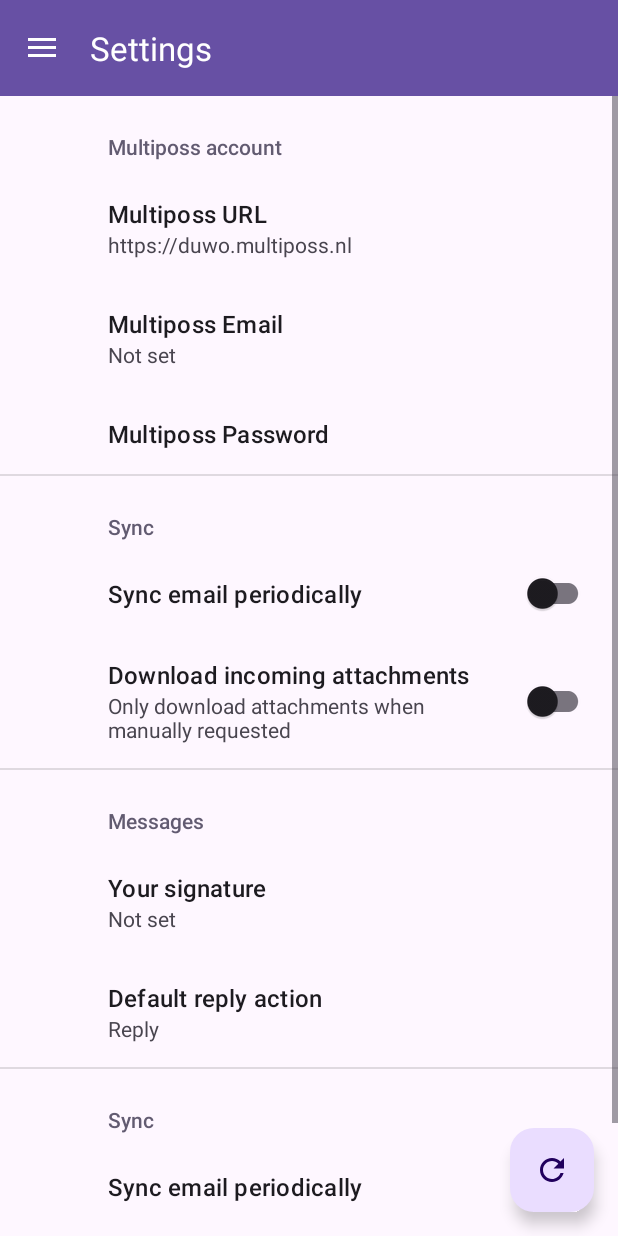
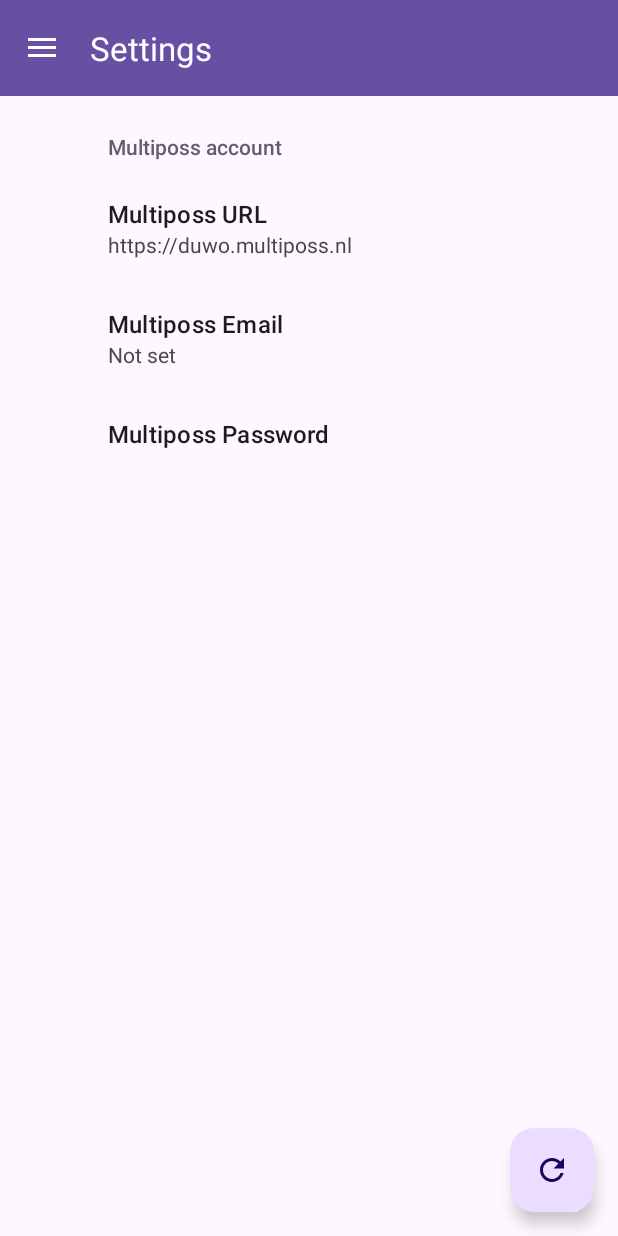
Before and after one commit to bewuwy/DUWO-laundry-android, an Android app: the screen it shows after launch (MainActivity), in the side drawer, after a tap on "Settings", on a phone screen of 412 x 824 dp. Run offline under Robolectric (Android 15) with nearby library versions, the phone set to English and light mode, and no system bars; our stand-ins replace androidx.preference, navigation-ui; libraries missing offline, so code that uses them is left out: com.journeyapps.barcodescanner; 2 statements that could not run were skipped.

Commit message:
removed demo preferences

```diff
--- a/app/src/main/res/xml/root_preferences.xml
+++ b/app/src/main/res/xml/root_preferences.xml
@@ -20,49 +20,4 @@
 
     </PreferenceCategory>
 
-    <PreferenceCategory app:title="@string/sync_header">
-
-        <SwitchPreferenceCompat
-            app:key="sync"
-            app:title="@string/sync_title" />
-
-        <SwitchPreferenceCompat
-            app:dependency="sync"
-            app:key="attachment"
-            app:summaryOff="@string/attachment_summary_off"
-            app:summaryOn="@string/attachment_summary_on"
-            app:title="@string/attachment_title" />
-
-    </PreferenceCategory>
-    <PreferenceCategory app:title="@string/messages_header">
-
-        <EditTextPreference
-            app:key="signature"
-            app:title="@string/signature_title"
-            app:useSimpleSummaryProvider="true" />
-
-        <ListPreference
-            app:defaultValue="reply"
-            app:entries="@array/reply_entries"
-            app:entryValues="@array/reply_values"
-            app:key="reply"
-            app:title="@string/reply_title"
-            app:useSimpleSummaryProvider="true" />
-
-    </PreferenceCategory>
-    <PreferenceCategory app:title="@string/sync_header">
-
-        <SwitchPreferenceCompat
-            app:key="sync"
-            app:title="@string/sync_title" />
-
-        <SwitchPreferenceCompat
-            app:dependency="sync"
-            app:key="attachment"
-            app:summaryOff="@string/attachment_summary_off"
-            app:summaryOn="@string/attachment_summary_on"
-            app:title="@string/attachment_title" />
-
-    </PreferenceCategory>
-
 </PreferenceScreen>
```
